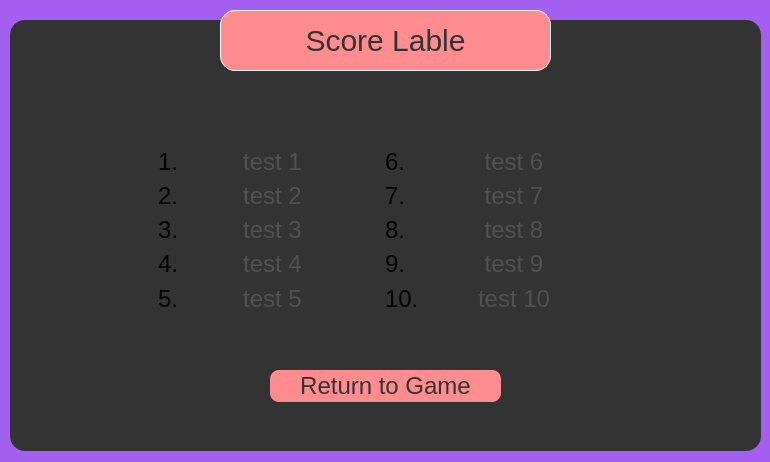
Qt form BingChillings/highscoresform.ui (BingChillings/BingChillings) before a commit.
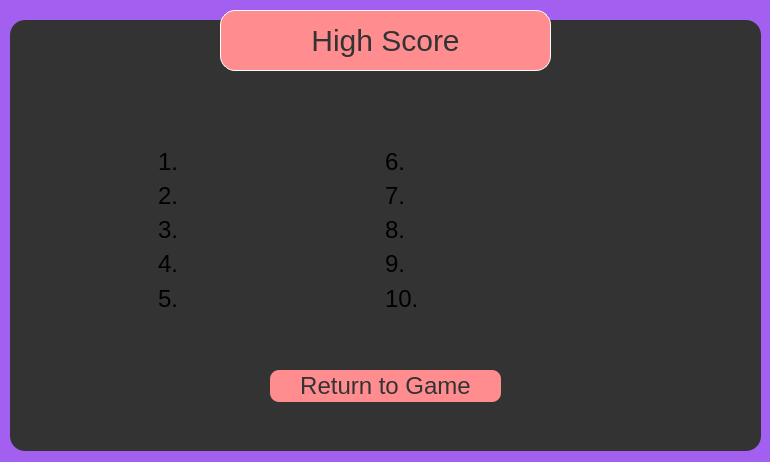
The same form after that commit.

```diff
--- a/BingChillings/highscoresform.ui
+++ b/BingChillings/highscoresform.ui
@@ -151,7 +151,7 @@
            <bool>true</bool>
           </property>
           <property name="placeholderText">
-           <string>test 1</string>
+           <string/>
           </property>
          </widget>
         </item>
@@ -163,9 +163,6 @@
           <property name="readOnly">
            <bool>true</bool>
           </property>
-          <property name="placeholderText">
-           <string>test 3</string>
-          </property>
          </widget>
         </item>
         <item row="3" column="1">
@@ -176,9 +173,6 @@
           <property name="readOnly">
            <bool>true</bool>
           </property>
-          <property name="placeholderText">
-           <string>test 4</string>
-          </property>
          </widget>
         </item>
         <item row="4" column="1">
@@ -189,9 +183,6 @@
           <property name="readOnly">
            <bool>true</bool>
           </property>
-          <property name="placeholderText">
-           <string>test 5</string>
-          </property>
          </widget>
         </item>
         <item row="1" column="1">
@@ -208,9 +199,6 @@
           <property name="readOnly">
            <bool>true</bool>
           </property>
-          <property name="placeholderText">
-           <string>test 2</string>
-          </property>
          </widget>
         </item>
        </layout>
@@ -262,9 +250,6 @@
           <property name="readOnly">
            <bool>true</bool>
           </property>
-          <property name="placeholderText">
-           <string>test 6</string>
-          </property>
          </widget>
         </item>
         <item row="1" column="1">
@@ -275,9 +260,6 @@
           <property name="readOnly">
            <bool>true</bool>
           </property>
-          <property name="placeholderText">
-           <string>test 7</string>
-          </property>
          </widget>
         </item>
         <item row="2" column="1">
@@ -288,9 +270,6 @@
           <property name="readOnly">
            <bool>true</bool>
           </property>
-          <property name="placeholderText">
-           <string>test 8</string>
-          </property>
          </widget>
         </item>
         <item row="3" column="1">
@@ -301,9 +280,6 @@
           <property name="readOnly">
            <bool>true</bool>
           </property>
-          <property name="placeholderText">
-           <string>test 9</string>
-          </property>
          </widget>
         </item>
         <item row="4" column="1">
@@ -314,9 +290,6 @@
           <property name="readOnly">
            <bool>true</bool>
           </property>
-          <property name="placeholderText">
-           <string>test 10</string>
-          </property>
          </widget>
         </item>
        </layout>
@@ -335,7 +308,7 @@
     </rect>
    </property>
    <property name="text">
-    <string>Score Lable</string>
+    <string>High Score</string>
    </property>
   </widget>
  </widget>
```
